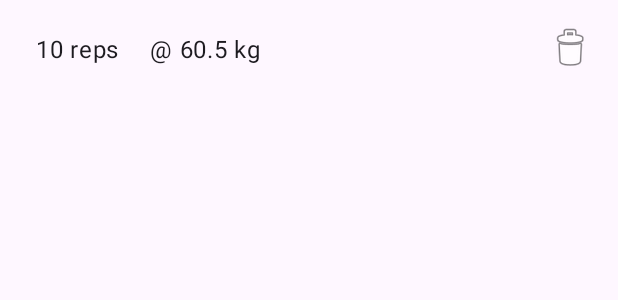
After one commit to manuelduenascortes/GymTrackerViews, an Android app: the layout item_workout_set_detail.xml on its own in the app's theme, with its tools: preview values and no code run, on a phone screen of 412 x 824 dp. The commit adds this screen. Shown: the top 300 px of the screen. Run offline under Robolectric (Android 15) with nearby library versions, the phone set to English and light mode, and no system bars.

Commit message:
Cabecera ejercicios

```diff
--- /dev/null
+++ b/app/src/main/res/layout/item_workout_set_detail.xml
@@ -0,0 +1,51 @@
+<?xml version="1.0" encoding="utf-8"?>
+<androidx.constraintlayout.widget.ConstraintLayout xmlns:android="http://schemas.android.com/apk/res/android"
+    xmlns:app="http://schemas.android.com/apk/res-auto"
+    xmlns:tools="http://schemas.android.com/tools"
+    android:layout_width="match_parent"
+    android:layout_height="wrap_content"
+    android:paddingStart="24dp" android:paddingEnd="8dp"
+    android:paddingTop="8dp"
+    android:paddingBottom="8dp"
+    android:clickable="true"
+    android:focusable="true"
+    android:background="?android:attr/selectableItemBackground">
+
+    <TextView
+        android:id="@+id/textViewSetReps"
+        android:layout_width="wrap_content"
+        android:layout_height="wrap_content"
+        android:minWidth="60dp"
+        android:textAppearance="?attr/textAppearanceBody1"
+        app:layout_constraintBottom_toBottomOf="parent"
+        app:layout_constraintStart_toStartOf="parent"
+        app:layout_constraintTop_toTopOf="parent"
+        tools:text="10 reps" />
+
+    <TextView
+        android:id="@+id/textViewSetWeight"
+        android:layout_width="wrap_content"
+        android:layout_height="wrap_content"
+        android:layout_marginStart="16dp"
+        android:minWidth="80dp"
+        android:textAppearance="?attr/textAppearanceBody1"
+        app:layout_constraintBottom_toBottomOf="parent"
+        app:layout_constraintStart_toEndOf="@+id/textViewSetReps"
+        app:layout_constraintTop_toTopOf="parent"
+        tools:text="\@ 60.5 kg" />
+
+    <ImageButton
+        android:id="@+id/buttonDeleteSetRow"
+        android:layout_width="wrap_content"
+        android:layout_height="wrap_content"
+        android:background="?attr/selectableItemBackgroundBorderless"
+        android:contentDescription="Borrar esta serie"
+        android:minWidth="48dp"
+        android:minHeight="48dp"
+        android:padding="8dp"
+        app:layout_constraintBottom_toBottomOf="parent"
+        app:layout_constraintEnd_toEndOf="parent"
+        app:layout_constraintTop_toTopOf="parent"
+        app:srcCompat="@android:drawable/ic_menu_delete" />
+
+</androidx.constraintlayout.widget.ConstraintLayout>
```
Also changed, not shown: app/src/main/java/com/example/gymtrackerviews/WorkoutAdapter.kt (+56 -40 lines), app/src/main/java/com/example/gymtrackerviews/WorkoutDetailAdapter.kt (added, +102 -0 lines), app/src/main/java/com/example/gymtrackerviews/WorkoutDetailFragment.kt (+70 -94 lines), app/src/main/java/com/example/gymtrackerviews/WorkoutDetailListItem.kt (added, +20 -0 lines), app/src/main/java/com/example/gymtrackerviews/WorkoutDetailViewModel.kt (+6 -2 lines), app/src/main/res/layout/item_exercise_header.xml (added, +13 -0 lines), app/src/main/res/layout/item_workout.xml (+37 -14 lines).
